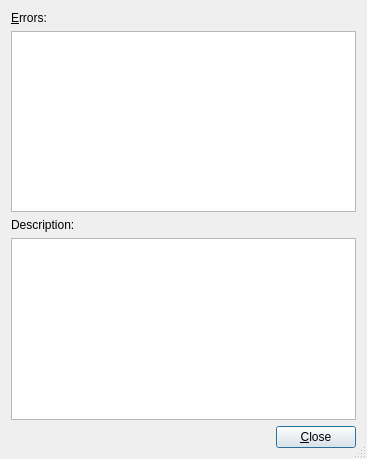
Before: the Qt Designer form src/frontends/qt4/ui/ErrorListUi.ui in cburschka/lyx, drawn with Qt 5.
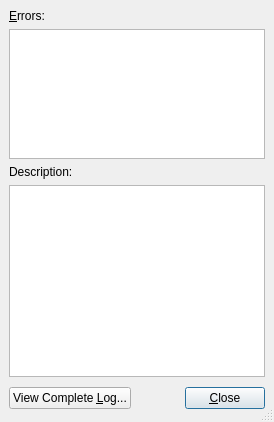
After: the same form once the commit is applied.

Commit message: * direct access from the error dialog to the LaTeX log.

Diff of the .ui file:
```diff
--- a/src/frontends/qt4/ui/ErrorListUi.ui
+++ b/src/frontends/qt4/ui/ErrorListUi.ui
@@ -5,8 +5,8 @@
    <rect>
     <x>0</x>
     <y>0</y>
-    <width>367</width>
-    <height>459</height>
+    <width>274</width>
+    <height>422</height>
    </rect>
   </property>
   <property name="windowTitle" >
@@ -15,8 +15,29 @@
   <property name="sizeGripEnabled" >
    <bool>true</bool>
   </property>
-  <layout class="QGridLayout" name="gridLayout" >
-   <item row="0" column="0" >
+  <layout class="QGridLayout" >
+   <property name="margin" >
+    <number>9</number>
+   </property>
+   <property name="spacing" >
+    <number>6</number>
+   </property>
+   <item row="3" column="0" colspan="3" >
+    <widget class="QTextBrowser" name="descriptionTB" >
+     <property name="sizePolicy" >
+      <sizepolicy>
+       <hsizetype>3</hsizetype>
+       <vsizetype>0</vsizetype>
+       <horstretch>0</horstretch>
+       <verstretch>0</verstretch>
+      </sizepolicy>
+     </property>
+     <property name="toolTip" >
+      <string>For more information, refer to the complete log.</string>
+     </property>
+    </widget>
+   </item>
+   <item row="0" column="0" colspan="2" >
     <widget class="QLabel" name="errorsLabel" >
      <property name="text" >
       <string>&amp;Errors:</string>
@@ -26,35 +47,21 @@
      </property>
     </widget>
    </item>
-   <item row="1" column="0" colspan="2" >
-    <widget class="QListWidget" name="errorsLW" >
-     <property name="toolTip" >
-      <string>Selecting an error will show the error message in the panel below, 
-and jump the cursor to the location in the document where the error occured.</string>
-     </property>
-    </widget>
-   </item>
-   <item row="2" column="0" >
+   <item row="2" column="0" colspan="2" >
     <widget class="QLabel" name="descriptionLabel" >
      <property name="text" >
       <string>Description:</string>
      </property>
     </widget>
    </item>
-   <item row="3" column="0" colspan="2" >
-    <widget class="QTextBrowser" name="descriptionTB" >
-     <property name="sizePolicy" >
-      <sizepolicy vsizetype="Preferred" hsizetype="Expanding" >
-       <horstretch>0</horstretch>
-       <verstretch>0</verstretch>
-      </sizepolicy>
-     </property>
-     <property name="toolTip" >
-      <string>For more information, see Document -> LaTeX log.</string>
+   <item row="4" column="2" >
+    <widget class="QPushButton" name="closePB" >
+     <property name="text" >
+      <string>&amp;Close</string>
      </property>
     </widget>
    </item>
-   <item row="4" column="0" >
+   <item row="4" column="1" >
     <spacer>
      <property name="orientation" >
       <enum>Qt::Horizontal</enum>
@@ -62,18 +69,29 @@
      <property name="sizeType" >
       <enum>QSizePolicy::Expanding</enum>
      </property>
-     <property name="sizeHint" stdset="0" >
+     <property name="sizeHint" >
       <size>
-       <width>20</width>
-       <height>20</height>
+       <width>121</width>
+       <height>30</height>
       </size>
      </property>
     </spacer>
    </item>
-   <item row="4" column="1" >
-    <widget class="QPushButton" name="closePB" >
+   <item row="4" column="0" >
+    <widget class="QPushButton" name="viewLogPB" >
+     <property name="toolTip" >
+      <string>Open the LaTeX Log File dialog</string>
+     </property>
      <property name="text" >
-      <string>&amp;Close</string>
+      <string>View Complete &amp;Log...</string>
+     </property>
+    </widget>
+   </item>
+   <item row="1" column="0" colspan="3" >
+    <widget class="QListWidget" name="errorsLW" >
+     <property name="toolTip" >
+      <string>Selecting an error will show the error message in the panel below, 
+and jump the cursor to the location in the document where the error occured.</string>
      </property>
     </widget>
    </item>
```
The commit also changes 2 other files.
